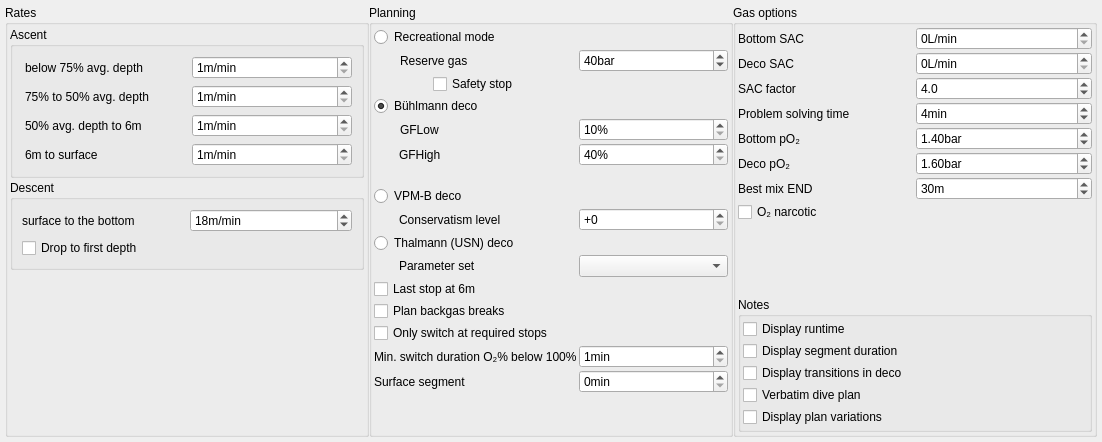
The window that desktop-widgets/plannerSettings.ui (c-shafer/subsurface) describes before a commit, drawn with Qt 5.
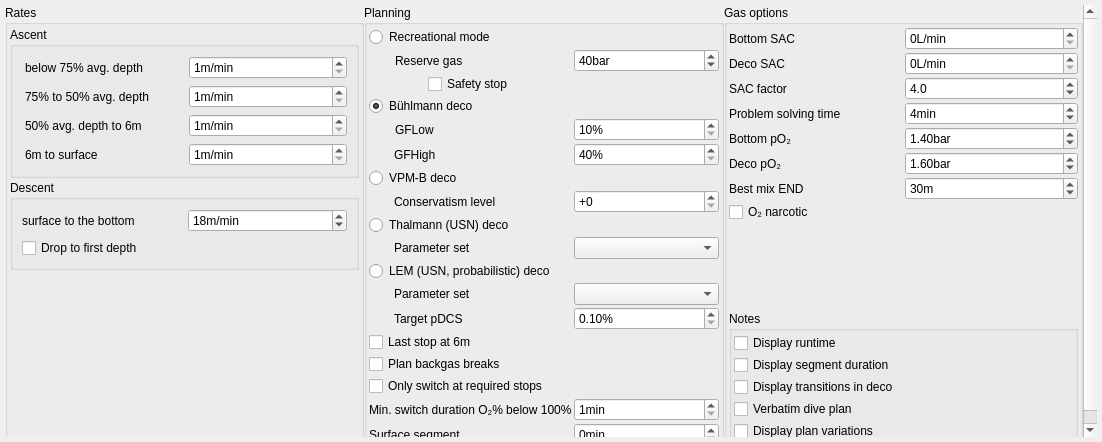
The same window after the commit.

Commit message: UI: expose LEM deco mode, parameter set and target risk

```diff
--- a/desktop-widgets/plannerSettings.ui
+++ b/desktop-widgets/plannerSettings.ui
@@ -294,7 +294,7 @@
             </property>
            </spacer>
           </item>
-          <item row="22" column="1" colspan="2">
+          <item row="24" column="1" colspan="2">
            <widget class="QCheckBox" name="switch_at_req_stop">
             <property name="toolTip">
              <string>Postpone gas change if a stop is not required</string>
@@ -304,7 +304,7 @@
             </property>
            </widget>
           </item>
-          <item row="18" column="1" colspan="2">
+          <item row="20" column="1" colspan="2">
            <widget class="QCheckBox" name="lastStop">
             <property name="text">
              <string>Last stop at 6m</string>
@@ -334,7 +334,7 @@
             </property>
            </widget>
           </item>
-          <item row="23" column="2">
+          <item row="25" column="2">
            <widget class="QSpinBox" name="min_switch_duration">
             <property name="suffix">
              <string>min</string>
@@ -353,14 +353,14 @@
             </property>
            </widget>
           </item>
-          <item row="20" column="1" colspan="2">
+          <item row="22" column="1" colspan="2">
            <widget class="QCheckBox" name="backgasBreaks">
             <property name="text">
              <string>Plan backgas breaks</string>
             </property>
            </widget>
           </item>
-          <item row="25" column="1">
+          <item row="27" column="1">
            <spacer name="verticalSpacer_2">
             <property name="orientation">
              <enum>Qt::Vertical</enum>
@@ -373,7 +373,7 @@
             </property>
            </spacer>
           </item>
-          <item row="23" column="1">
+          <item row="25" column="1">
            <widget class="QLabel" name="label_min_switch_duration">
             <property name="text">
              <string>Min. switch duration O₂% below 100%</string>
@@ -463,6 +463,61 @@
           <item row="16" column="2">
            <widget class="QComboBox" name="thalmannParamset"/>
           </item>
+          <item row="17" column="1">
+           <widget class="QRadioButton" name="lem_deco">
+            <property name="toolTip">
+             <string>U.S. Navy LEM probabilistic decompression model (NEDU TR 02-10): stops are computed to reach a target probability of decompression sickness</string>
+            </property>
+            <property name="text">
+             <string>LEM (USN, probabilistic) deco</string>
+            </property>
+           </widget>
+          </item>
+          <item row="18" column="1">
+           <widget class="QLabel" name="label_lem_paramset">
+            <property name="text">
+             <string>Parameter set</string>
+            </property>
+            <property name="indent">
+             <number>25</number>
+            </property>
+           </widget>
+          </item>
+          <item row="18" column="2">
+           <widget class="QComboBox" name="lemParamset"/>
+          </item>
+          <item row="19" column="1">
+           <widget class="QLabel" name="label_lem_target_pdcs">
+            <property name="text">
+             <string>Target pDCS</string>
+            </property>
+            <property name="indent">
+             <number>25</number>
+            </property>
+           </widget>
+          </item>
+          <item row="19" column="2">
+           <widget class="QDoubleSpinBox" name="lem_target_pdcs">
+            <property name="toolTip">
+             <string>Probability of decompression sickness the schedule is planned to</string>
+            </property>
+            <property name="suffix">
+             <string>%</string>
+            </property>
+            <property name="decimals">
+             <number>2</number>
+            </property>
+            <property name="minimum">
+             <double>0.100000000000000</double>
+            </property>
+            <property name="maximum">
+             <double>20.000000000000000</double>
+            </property>
+            <property name="singleStep">
+             <double>0.100000000000000</double>
+            </property>
+           </widget>
+          </item>
           <item row="4" column="1" alignment="Qt::AlignHCenter">
            <widget class="QCheckBox" name="safetystop">
             <property name="layoutDirection">
@@ -522,14 +577,14 @@
             </property>
            </widget>
           </item>
-          <item row="24" column="1">
+          <item row="26" column="1">
            <widget class="QLabel" name="label_surface_segment">
             <property name="text">
              <string>Surface segment</string>
             </property>
            </widget>
           </item>
-          <item row="24" column="2">
+          <item row="26" column="2">
            <widget class="QSpinBox" name="surface_segment">
             <property name="suffix">
              <string>min</string>
```
Left out of the diff: 3 changed lines with no effect on the pictures. The commit also changes 4 other files.
